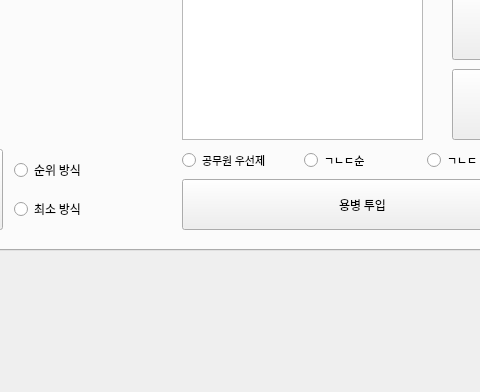
The window that img/ui/main_window.ui (kbeekim/lol_teamfight) describes before a commit, drawn with Qt 5; both pictures show x 480 to 960 and y 400 to 792 of the 1051 by 792 pixel window.
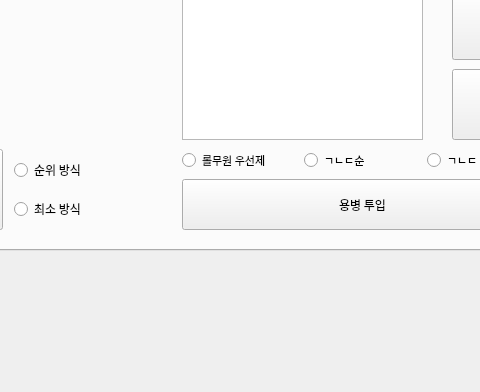
The same window after the commit.

```diff
--- a/img/ui/main_window.ui
+++ b/img/ui/main_window.ui
@@ -34,7 +34,7 @@
     </property>
     <property name="font">
      <font>
-      <family>Noto Sans Korean Regular</family>
+      <family>맑은 고딕</family>
      </font>
     </property>
     <property name="currentIndex">
@@ -320,12 +320,12 @@
         <widget class="QRadioButton" name="frequency_order_radio_btn">
          <property name="font">
           <font>
-           <family>Noto Sans Korean Regular</family>
+           <family>맑은 고딕</family>
            <pointsize>8</pointsize>
           </font>
          </property>
          <property name="text">
-          <string>공무원 우선제</string>
+          <string>롤무원 우선제</string>
          </property>
         </widget>
        </item>
```
Left out of the diff: 24 changed lines with no effect on the pictures.
